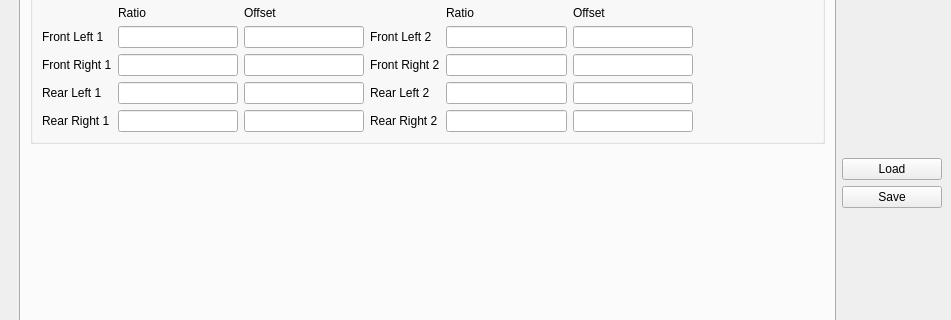
Old version of the form mpu/firmware/racecar_firmware/mainwindow.ui in the repository flyback1228/racecar_1_5; both pictures show x 0 to 951 and y 151 to 471 of the 951 by 689 pixel window.
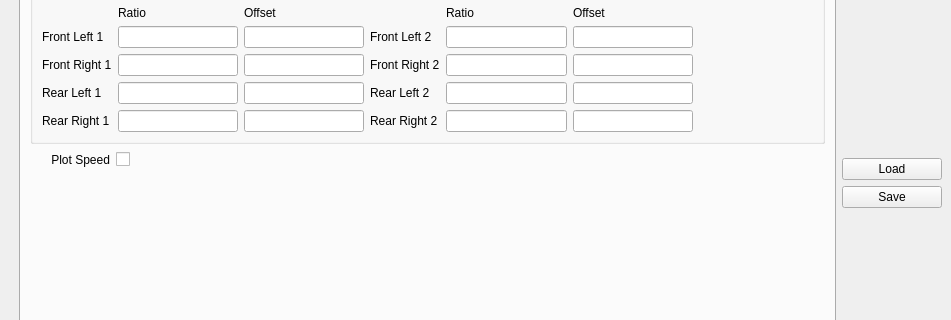
New version of the form. The open tabs and pages were chosen to show the change. Custom widgets are drawn as their Qt base class.

The edit to the form file:
```diff
--- a/mpu/firmware/racecar_firmware/mainwindow.ui
+++ b/mpu/firmware/racecar_firmware/mainwindow.ui
@@ -1256,6 +1256,46 @@
             </layout>
            </widget>
           </item>
+          <item>
+           <layout class="QHBoxLayout" name="horizontalLayout_23">
+            <item>
+             <widget class="QLabel" name="label_17">
+              <property name="minimumSize">
+               <size>
+                <width>80</width>
+                <height>0</height>
+               </size>
+              </property>
+              <property name="text">
+               <string>Plot Speed</string>
+              </property>
+              <property name="alignment">
+               <set>Qt::AlignRight|Qt::AlignTrailing|Qt::AlignVCenter</set>
+              </property>
+             </widget>
+            </item>
+            <item>
+             <widget class="QCheckBox" name="ccbSpeedUpload">
+              <property name="text">
+               <string/>
+              </property>
+             </widget>
+            </item>
+            <item>
+             <spacer name="horizontalSpacer_22">
+              <property name="orientation">
+               <enum>Qt::Horizontal</enum>
+              </property>
+              <property name="sizeHint" stdset="0">
+               <size>
+                <width>40</width>
+                <height>20</height>
+               </size>
+              </property>
+             </spacer>
+            </item>
+           </layout>
+          </item>
           <item>
            <spacer name="verticalSpacer_5">
             <property name="orientation">
```
Left out of the diff: 182 changed lines with no effect on the pictures.
